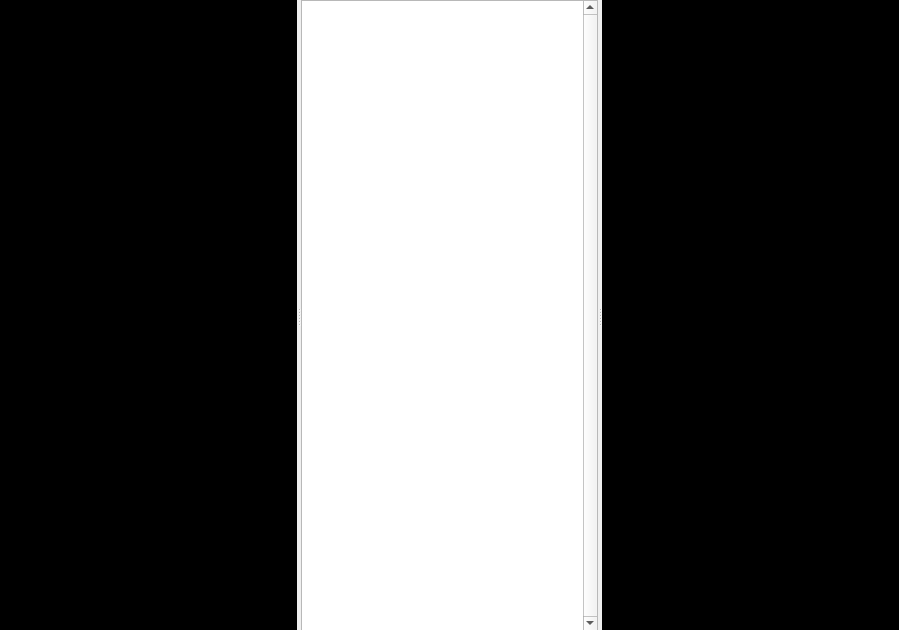
First picture: the form in src/fullscreen.ui, repository ldraconus/BookSmith, before the edit.
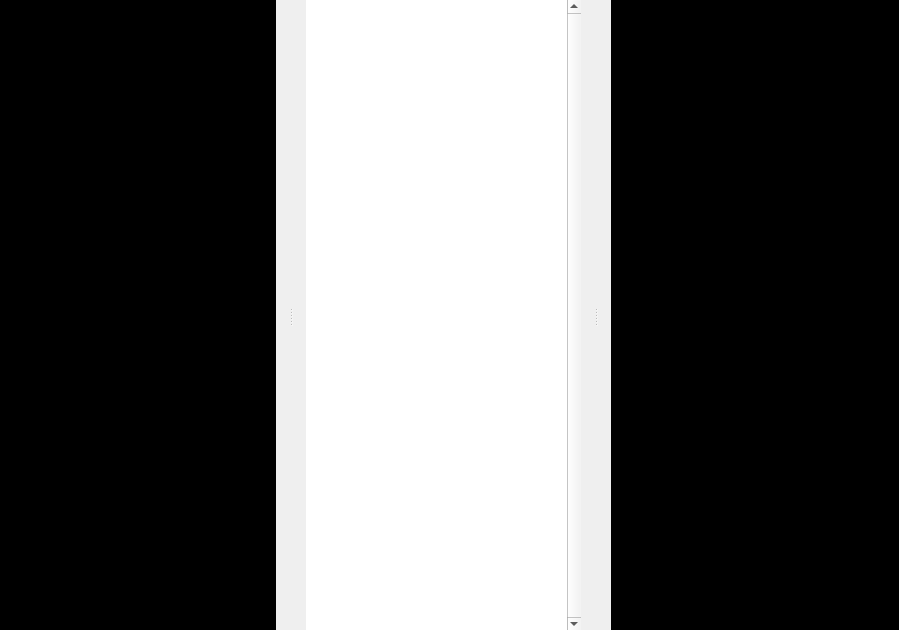
Second picture: the form after the edit.

```diff
--- a/src/fullscreen.ui
+++ b/src/fullscreen.ui
@@ -34,10 +34,16 @@
    <property name="orientation">
     <enum>Qt::Horizontal</enum>
    </property>
+   <property name="handleWidth">
+    <number>30</number>
+   </property>
    <widget class="QSplitter" name="splitter">
     <property name="orientation">
      <enum>Qt::Horizontal</enum>
     </property>
+    <property name="handleWidth">
+     <number>30</number>
+    </property>
     <widget class="QGraphicsView" name="graphicsView">
      <property name="palette">
       <palette>
@@ -177,6 +183,15 @@
           </color>
          </brush>
         </colorrole>
+        <colorrole role="PlaceholderText">
+         <brush brushstyle="NoBrush">
+          <color alpha="128">
+           <red>255</red>
+           <green>255</green>
+           <blue>255</blue>
+          </color>
+         </brush>
+        </colorrole>
        </active>
        <inactive>
         <colorrole role="WindowText">
@@ -314,6 +329,15 @@
           </color>
          </brush>
         </colorrole>
+        <colorrole role="PlaceholderText">
+         <brush brushstyle="NoBrush">
+          <color alpha="128">
+           <red>255</red>
+           <green>255</green>
+           <blue>255</blue>
+          </color>
+         </brush>
+        </colorrole>
        </inactive>
        <disabled>
         <colorrole role="WindowText">
@@ -451,6 +475,15 @@
           </color>
          </brush>
         </colorrole>
+        <colorrole role="PlaceholderText">
+         <brush brushstyle="NoBrush">
+          <color alpha="128">
+           <red>255</red>
+           <green>255</green>
+           <blue>255</blue>
+          </color>
+         </brush>
+        </colorrole>
        </disabled>
       </palette>
      </property>
@@ -480,6 +513,15 @@
      </property>
     </widget>
     <widget class="QTextEdit" name="textEdit">
+     <property name="frameShape">
+      <enum>QFrame::NoFrame</enum>
+     </property>
+     <property name="frameShadow">
+      <enum>QFrame::Plain</enum>
+     </property>
+     <property name="lineWidth">
+      <number>1</number>
+     </property>
      <property name="verticalScrollBarPolicy">
       <enum>Qt::ScrollBarAlwaysOn</enum>
      </property>
@@ -630,6 +672,15 @@
          </color>
         </brush>
        </colorrole>
+       <colorrole role="PlaceholderText">
+        <brush brushstyle="NoBrush">
+         <color alpha="128">
+          <red>255</red>
+          <green>255</green>
+          <blue>255</blue>
+         </color>
+        </brush>
+       </colorrole>
       </active>
       <inactive>
        <colorrole role="WindowText">
@@ -767,6 +818,15 @@
          </color>
         </brush>
        </colorrole>
+       <colorrole role="PlaceholderText">
+        <brush brushstyle="NoBrush">
+         <color alpha="128">
+          <red>255</red>
+          <green>255</green>
+          <blue>255</blue>
+         </color>
+        </brush>
+       </colorrole>
       </inactive>
       <disabled>
        <colorrole role="WindowText">
@@ -904,6 +964,15 @@
          </color>
         </brush>
        </colorrole>
+       <colorrole role="PlaceholderText">
+        <brush brushstyle="NoBrush">
+         <color alpha="128">
+          <red>255</red>
+          <green>255</green>
+          <blue>255</blue>
+         </color>
+        </brush>
+       </colorrole>
       </disabled>
      </palette>
     </property>
```
